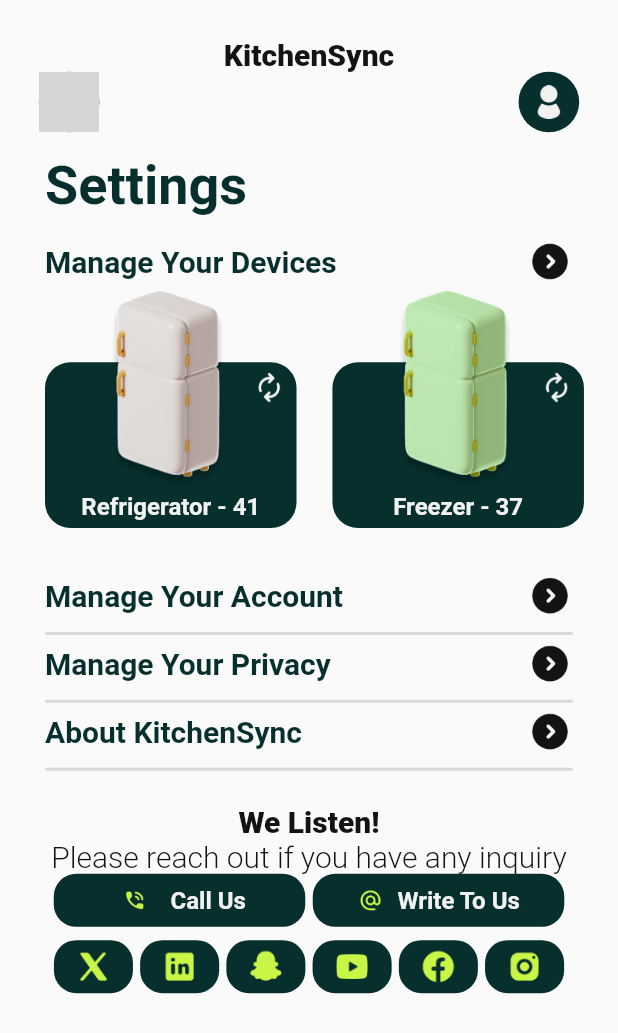
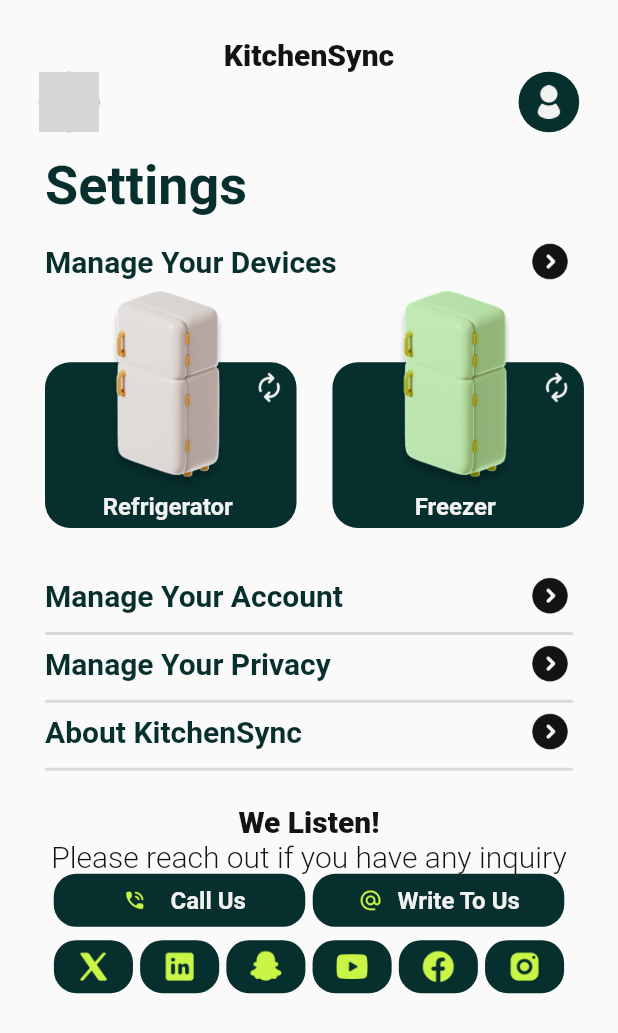
Before and after one commit to zeck00/KitchenSync, a Flutter app: the SettingsScreen screen opened directly, on a phone screen of 412 x 824 dp. Shown: the top 1033 px of the screen. Run offline on Flutter 3.47's test engine with Material 3 defaults, Android fonts, the phone set to English and light mode, and no system bars; our stand-ins replace confetti, device_info_plus, firebase_auth, firebase_core, firebase_messaging, flutter_local_notifications and 13 more; missing offline and left inert: flutter_pro_barcode_scanner, google_ml_kit, nfc_manager; accounts and stored records are empty; Roboto replaces fonts that are missing (Cairo); statements that could not run were skipped; grey boxes are pictures that could not be loaded.

Commit message:
fixed settings + donation page

```diff
--- a/kitchensync/lib/screens/settingsPage.dart
+++ b/kitchensync/lib/screens/settingsPage.dart
@@ -104,17 +104,13 @@ class _SettingsScreenState extends State<SettingsScreen> {
     final devices = [
       {
         'name': 'Refrigerator',
-        'count': '41',
+        'count': ' ',
         'imagePath': 'assets/images/Refg.png'
       },
-      {
-        'name': 'Freezer',
-        'count': '37',
-        'imagePath': 'assets/images/Refg1.png'
-      },
+      {'name': 'Freezer', 'count': ' ', 'imagePath': 'assets/images/Refg1.png'},
       {
         'name': 'Refrigerator',
-        'count': '41',
+        'count': ' ',
         'imagePath': 'assets/images/Refg.png'
       },
       // Add more device data here
@@ -137,7 +133,7 @@ class _SettingsScreenState extends State<SettingsScreen> {
                   padding: EdgeInsets.only(
                       right: propWidth(25)), // space between cards
                   child: CustomDeviceCard(
-                    title: '${device['name']} - ${device['count']}',
+                    title: '${device['name']}${device['count']}',
                     // itemCount: device['count']!,
                     imagePath: device['imagePath']!,
                   ),
```
Also changed, not shown: kitchensync/lib/screens/donatePage.dart (+8 -8 lines).
